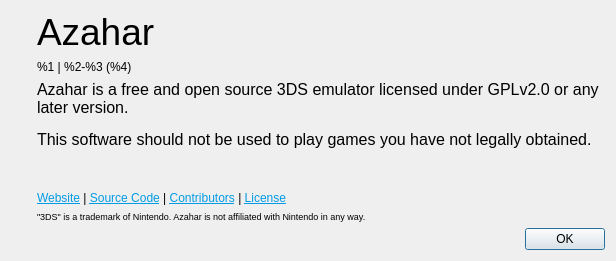
Before: the Qt Designer form src/citra_qt/aboutdialog.ui in Scope3Guy/Denzen-3DS, drawn with Qt 5.
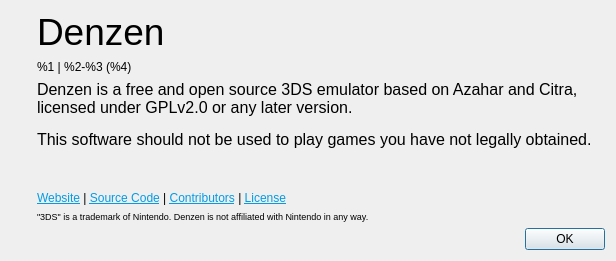
After: the same form once the commit is applied. Icons and pictures are not drawn.

The edit to the form file:
```diff
--- a/src/citra_qt/aboutdialog.ui
+++ b/src/citra_qt/aboutdialog.ui
@@ -57,7 +57,7 @@
           </sizepolicy>
          </property>
          <property name="text">
-          <string>&lt;html&gt;&lt;head/&gt;&lt;body&gt;&lt;p&gt;&lt;span style=&quot; font-size:28pt;&quot;&gt;Azahar&lt;/span&gt;&lt;/p&gt;&lt;/body&gt;&lt;/html&gt;</string>
+          <string>&lt;html&gt;&lt;head/&gt;&lt;body&gt;&lt;p&gt;&lt;span style=&quot; font-size:28pt;&quot;&gt;Denzen&lt;/span&gt;&lt;/p&gt;&lt;/body&gt;&lt;/html&gt;</string>
          </property>
         </widget>
        </item>
@@ -87,7 +87,7 @@
 &lt;html&gt;&lt;head&gt;&lt;meta name=&quot;qrichtext&quot; content=&quot;1&quot; /&gt;&lt;style type=&quot;text/css&quot;&gt;
 p, li { white-space: pre-wrap; }
 &lt;/style&gt;&lt;/head&gt;&lt;body style=&quot; font-family:'Ubuntu'; font-size:11pt; font-weight:400; font-style:normal;&quot;&gt;
-&lt;p style=&quot; margin-top:0px; margin-bottom:0px; margin-left:0px; margin-right:0px; -qt-block-indent:0; text-indent:0px;&quot;&gt;&lt;span style=&quot; font-family:'MS Shell Dlg 2'; font-size:12pt;&quot;&gt;Azahar is a free and open source 3DS emulator licensed under GPLv2.0 or any later version.&lt;/span&gt;&lt;/p&gt;
+&lt;p style=&quot; margin-top:0px; margin-bottom:0px; margin-left:0px; margin-right:0px; -qt-block-indent:0; text-indent:0px;&quot;&gt;&lt;span style=&quot; font-family:'MS Shell Dlg 2'; font-size:12pt;&quot;&gt;Denzen is a free and open source 3DS emulator based on Azahar and Citra, licensed under GPLv2.0 or any later version.&lt;/span&gt;&lt;/p&gt;
 &lt;p style=&quot;-qt-paragraph-type:empty; margin-top:0px; margin-bottom:0px; margin-left:0px; margin-right:0px; -qt-block-indent:0; text-indent:0px; font-family:'MS Shell Dlg 2'; font-size:8pt;&quot;&gt;&lt;br /&gt;&lt;/p&gt;
 &lt;p style=&quot; margin-top:0px; margin-bottom:0px; margin-left:0px; margin-right:0px; -qt-block-indent:0; text-indent:0px;&quot;&gt;&lt;span style=&quot; font-family:'MS Shell Dlg 2'; font-size:12pt;&quot;&gt;This software should not be used to play games you have not legally obtained.&lt;/span&gt;&lt;/p&gt;&lt;/body&gt;&lt;/html&gt;</string>
          </property>
@@ -131,7 +131,7 @@
           </sizepolicy>
          </property>
          <property name="text">
-          <string>&lt;html&gt;&lt;head/&gt;&lt;body&gt;&lt;p&gt;&lt;span style=&quot; font-size:7pt;&quot;&gt;&amp;quot;3DS&amp;quot; is a trademark of Nintendo. Azahar is not affiliated with Nintendo in any way.&lt;/span&gt;&lt;/p&gt;&lt;/body&gt;&lt;/html&gt;</string>
+          <string>&lt;html&gt;&lt;head/&gt;&lt;body&gt;&lt;p&gt;&lt;span style=&quot; font-size:7pt;&quot;&gt;&amp;quot;3DS&amp;quot; is a trademark of Nintendo. Denzen is not affiliated with Nintendo in any way.&lt;/span&gt;&lt;/p&gt;&lt;/body&gt;&lt;/html&gt;</string>
          </property>
         </widget>
        </item>
```
Left out of the diff: 4 changed lines with no effect on the pictures.
